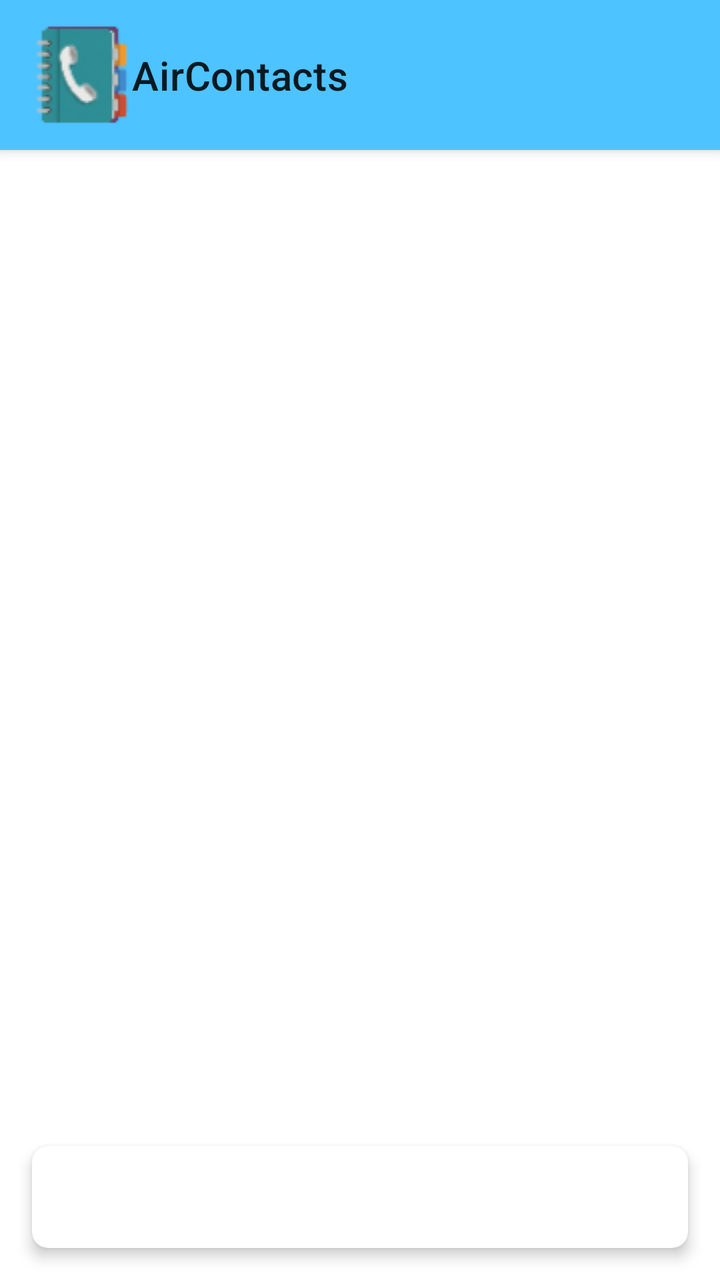
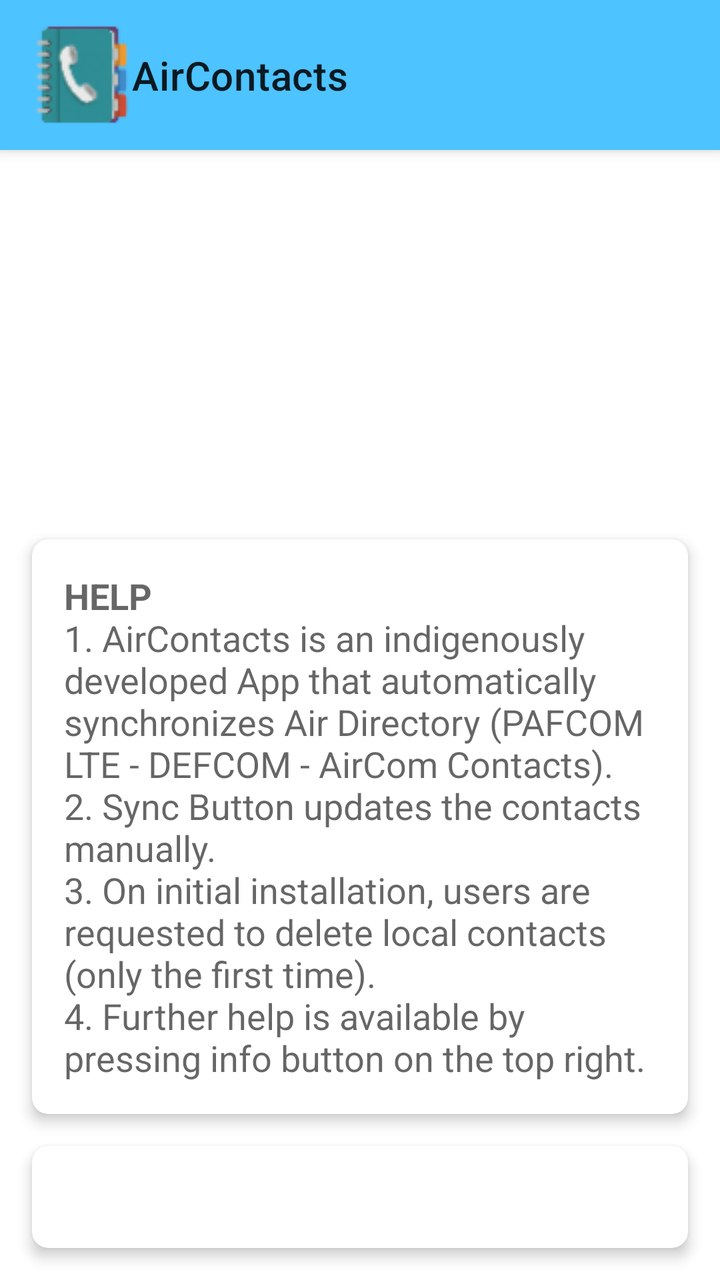

Before-and-after screenshots of an Android layout around one commit, followed by the original layout XML and the change that was made.
<!-- AndroidManifest.xml: application theme Theme.AliPafContacts -->
<!-- res/layout/activity_main.xml -->
<?xml version="1.0" encoding="utf-8"?>
<androidx.coordinatorlayout.widget.CoordinatorLayout xmlns:android="http://schemas.android.com/apk/res/android"
    xmlns:app="http://schemas.android.com/apk/res-auto"
    android:layout_width="match_parent"
    android:layout_height="match_parent"
    android:backgroundTint="#b3e6ff">

    <com.google.android.material.appbar.AppBarLayout
        android:layout_width="match_parent"
        android:layout_height="wrap_content">

        <androidx.appcompat.widget.Toolbar
            android:id="@+id/toolbar"
            android:layout_width="match_parent"
            android:layout_height="75dp"
            app:logo="@drawable/address_book_3_50dp"
            app:logoDescription="@string/app_name"
            app:title="@string/main_title" />

    </com.google.android.material.appbar.AppBarLayout>

    <TextView
        android:id="@+id/tv_empty"
        android:layout_width="wrap_content"
        android:layout_height="wrap_content"
        android:layout_gravity="center"
        android:gravity="center"
        android:text="@string/main_no_accounts"
        android:visibility="gone" />

    <androidx.recyclerview.widget.RecyclerView
        android:id="@+id/recycler_view"
        android:layout_width="match_parent"
        android:layout_height="match_parent"
        android:clipToPadding="false"
        android:padding="8dp"
        android:paddingBottom="112dp"
        app:layout_behavior="@string/appbar_scrolling_view_behavior" />

    <com.google.android.material.card.MaterialCardView
        android:id="@+id/sync_status_card"
        android:layout_width="match_parent"
        android:layout_height="wrap_content"
        android:layout_gravity="bottom|center"
        android:layout_marginStart="16dp"
        android:layout_marginEnd="16dp"
        android:layout_marginBottom="16dp"
        app:cardCornerRadius="8dp"
        app:cardElevation="4dp">

        <TextView
            android:id="@+id/tv_sync_status"
            android:layout_width="match_parent"
            android:layout_height="wrap_content"
            android:padding="16dp"
            android:textAppearance="@style/TextAppearance.AppCompat.Body2" />
    </com.google.android.material.card.MaterialCardView>

</androidx.coordinatorlayout.widget.CoordinatorLayout>
<!-- resources referenced by this layout -->
<resources>
  <!-- drawable address_book_3_50dp: png bitmap (drawable, 5362 bytes) -->
  <string name="app_name">AirContacts</string>
  <string name="main_no_accounts">No accounts yet.\nTap + to add the syncing account.</string>
  <string name="main_title">AirContacts</string>
  <style name="Theme.AliPafContacts" parent="Theme.MaterialComponents.DayNight.NoActionBar">
          <item name="colorPrimary">@color/nextcloud_blue</item>
          <item name="colorPrimaryVariant">@color/nextcloud_blue_dark</item>
          <item name="colorOnPrimary">@android:color/white</item>
      </style>
  <color name="nextcloud_blue">#4dc3ff</color>
  <color name="nextcloud_blue_dark">#0099e6</color>
</resources>

<!-- the commit's change to res/layout/activity_main.xml (unified diff, before → after) -->
@@ -13,6 +13,7 @@
             android:id="@+id/toolbar"
             android:layout_width="match_parent"
             android:layout_height="75dp"
+            android:gravity="start|center_vertical"
             app:logo="@drawable/address_book_3_50dp"
             app:logoDescription="@string/app_name"
             app:title="@string/main_title" />
@@ -37,23 +38,49 @@
         android:paddingBottom="112dp"
         app:layout_behavior="@string/appbar_scrolling_view_behavior" />
 
-    <com.google.android.material.card.MaterialCardView
-        android:id="@+id/sync_status_card"
+    <LinearLayout
         android:layout_width="match_parent"
         android:layout_height="wrap_content"
         android:layout_gravity="bottom|center"
-        android:layout_marginStart="16dp"
-        android:layout_marginEnd="16dp"
-        android:layout_marginBottom="16dp"
-        app:cardCornerRadius="8dp"
-        app:cardElevation="4dp">
+        android:orientation="vertical">
 
-        <TextView
-            android:id="@+id/tv_sync_status"
+        <com.google.android.material.card.MaterialCardView
+            android:id="@+id/main_instructions_card"
             android:layout_width="match_parent"
             android:layout_height="wrap_content"
-            android:padding="16dp"
-            android:textAppearance="@style/TextAppearance.AppCompat.Body2" />
-    </com.google.android.material.card.MaterialCardView>
+            android:layout_marginStart="16dp"
+            android:layout_marginTop="16dp"
+            android:layout_marginEnd="16dp"
+            android:layout_marginBottom="16dp"
+            app:cardCornerRadius="8dp"
+            app:cardElevation="4dp">
+
+            <TextView
+                android:id="@+id/main_instructions_text"
+                android:layout_width="match_parent"
+                android:layout_height="wrap_content"
+                android:padding="16dp"
+                android:text="@string/main_activity_instructions"
+                android:textAppearance="@style/TextAppearance.AppCompat.Medium" />
+        </com.google.android.material.card.MaterialCardView>
+
+        <com.google.android.material.card.MaterialCardView
+            android:id="@+id/sync_status_card"
+            android:layout_width="match_parent"
+            android:layout_height="wrap_content"
+            android:layout_marginStart="16dp"
+            android:layout_marginEnd="16dp"
+            android:layout_marginBottom="16dp"
+            app:cardCornerRadius="8dp"
+            app:cardElevation="4dp">
+
+            <TextView
+                android:id="@+id/tv_sync_status"
+                android:layout_width="match_parent"
+                android:layout_height="wrap_content"
+                android:padding="16dp"
+                android:textAppearance="@style/TextAppearance.AppCompat.Body2" />
+        </com.google.android.material.card.MaterialCardView>
+    </LinearLayout>
 
 </androidx.coordinatorlayout.widget.CoordinatorLayout>
<!-- resource entries referenced after the edit -->
@@ -2,6 +2,7 @@
 <resources>
   <!-- drawable address_book_3_50dp: png bitmap (drawable, 5362 bytes) -->
   <string name="app_name">AirContacts</string>
+  <string name="main_activity_instructions"><b>HELP</b>\n1. AirContacts is an indigenously developed App that automatically synchronizes Air Directory (PAFCOM LTE - DEFCOM - AirCom Contacts).\n2. Sync Button updates the contacts manually.\n3. On initial installation, users are requested to delete local contacts (only the first time).\n4. Further help is available by pressing info button on the top right.</string>&gt;
   <string name="main_no_accounts">No accounts yet.\nTap + to add the syncing account.</string>
   <string name="main_title">AirContacts</string>
   <style name="Theme.AliPafContacts" parent="Theme.MaterialComponents.DayNight.NoActionBar">
